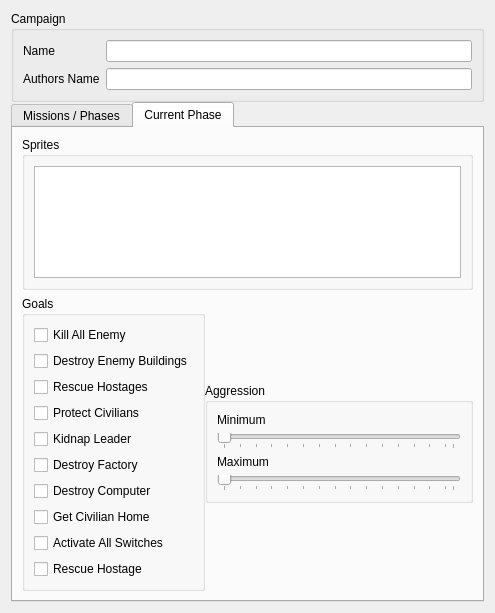
The window that Source/Dialogs/CampaignDialog.ui (OpenFodder/editor) describes before a commit, drawn with Qt 5.
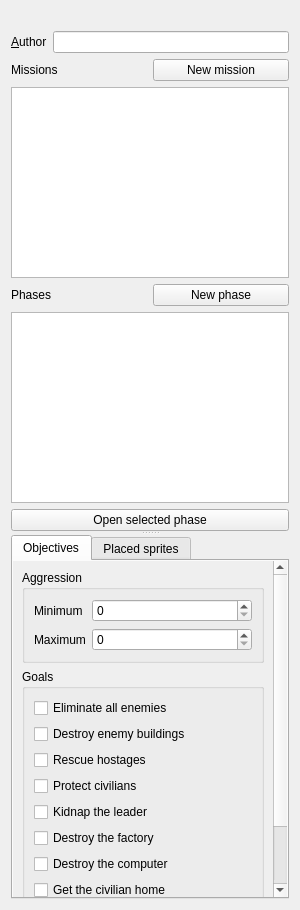
The same window after the commit.

Commit message: Integrate editor palettes and campaign controls

Diff of the .ui file:
```diff
--- a/Source/Dialogs/CampaignDialog.ui
+++ b/Source/Dialogs/CampaignDialog.ui
@@ -1,369 +1,133 @@
 <?xml version="1.0" encoding="UTF-8"?>
 <ui version="4.0">
  <class>CampaignDialog</class>
- <widget class="QDialog" name="CampaignDialog">
-  <property name="geometry">
-   <rect>
-    <x>0</x>
-    <y>0</y>
-    <width>495</width>
-    <height>613</height>
-   </rect>
-  </property>
-  <property name="windowTitle">
-   <string/>
-  </property>
-  <layout class="QVBoxLayout" name="verticalLayout_2" stretch="0,0">
-   <property name="spacing">
-    <number>0</number>
-   </property>
+ <widget class="QWidget" name="CampaignDialog">
+  <layout class="QVBoxLayout" name="campaignLayout">
    <item>
-    <widget class="QGroupBox" name="groupBox_7">
-     <property name="title">
-      <string>Campaign</string>
-     </property>
-     <layout class="QFormLayout" name="formLayout_2">
-      <item row="2" column="0">
-       <widget class="QLabel" name="label_3">
-        <property name="text">
-         <string>Authors Name</string>
-        </property>
-       </widget>
-      </item>
-      <item row="0" column="1">
-       <widget class="QLineEdit" name="mCampaignName">
-        <property name="readOnly">
-         <bool>true</bool>
-        </property>
-       </widget>
-      </item>
-      <item row="2" column="1">
-       <widget class="QLineEdit" name="mAuthorsName"/>
-      </item>
-      <item row="0" column="0">
-       <widget class="QLabel" name="label_4">
-        <property name="text">
-         <string>Name</string>
-        </property>
-       </widget>
-      </item>
-     </layout>
+    <widget class="QLabel" name="mCampaignName">
+     <property name="wordWrap"><bool>true</bool></property>
     </widget>
    </item>
    <item>
-    <widget class="QTabWidget" name="tabWidget">
-     <property name="currentIndex">
-      <number>1</number>
-     </property>
-     <widget class="QWidget" name="tab">
-      <attribute name="title">
-       <string>Missions / Phases</string>
-      </attribute>
-      <layout class="QVBoxLayout" name="verticalLayout_3" stretch="0,5">
-       <item>
-        <widget class="QGroupBox" name="groupBox_3">
-         <property name="title">
-          <string>Missions</string>
-         </property>
-         <layout class="QVBoxLayout" name="verticalLayout_10">
-          <item>
-           <widget class="QTableView" name="mMissionTable">
-            <property name="editTriggers">
-             <set>QAbstractItemView::AnyKeyPressed|QAbstractItemView::EditKeyPressed</set>
-            </property>
-            <property name="alternatingRowColors">
-             <bool>true</bool>
-            </property>
-            <property name="selectionMode">
-             <enum>QAbstractItemView::SingleSelection</enum>
-            </property>
-            <property name="selectionBehavior">
-             <enum>QAbstractItemView::SelectRows</enum>
-            </property>
-            <property name="showGrid">
-             <bool>true</bool>
-            </property>
-            <attribute name="horizontalHeaderVisible">
-             <bool>false</bool>
-            </attribute>
-            <attribute name="horizontalHeaderStretchLastSection">
-             <bool>true</bool>
-            </attribute>
-            <attribute name="verticalHeaderVisible">
-             <bool>false</bool>
-            </attribute>
-            <attribute name="verticalHeaderStretchLastSection">
-             <bool>true</bool>
-            </attribute>
-           </widget>
-          </item>
-         </layout>
-        </widget>
-       </item>
-       <item>
-        <widget class="QGroupBox" name="groupBox">
-         <property name="title">
-          <string>Phases</string>
-         </property>
-         <layout class="QVBoxLayout" name="verticalLayout_5">
-          <item>
-           <widget class="QTableView" name="mPhaseTable">
-            <property name="minimumSize">
-             <size>
-              <width>0</width>
-              <height>100</height>
-             </size>
-            </property>
-            <property name="editTriggers">
-             <set>QAbstractItemView::AnyKeyPressed|QAbstractItemView::EditKeyPressed</set>
-            </property>
-            <property name="alternatingRowColors">
-             <bool>true</bool>
-            </property>
-            <property name="selectionMode">
-             <enum>QAbstractItemView::SingleSelection</enum>
-            </property>
-            <property name="selectionBehavior">
-             <enum>QAbstractItemView::SelectRows</enum>
-            </property>
-            <property name="showGrid">
-             <bool>true</bool>
-            </property>
-            <attribute name="horizontalHeaderVisible">
-             <bool>false</bool>
-            </attribute>
-            <attribute name="horizontalHeaderStretchLastSection">
-             <bool>true</bool>
-            </attribute>
-            <attribute name="verticalHeaderVisible">
-             <bool>false</bool>
-            </attribute>
-            <attribute name="verticalHeaderStretchLastSection">
-             <bool>true</bool>
-            </attribute>
-           </widget>
-          </item>
-         </layout>
-        </widget>
-       </item>
+    <layout class="QFormLayout" name="authorLayout">
+     <item row="0" column="0"><widget class="QLabel" name="authorLabel">
+      <property name="text"><string>&amp;Author</string></property>
+      <property name="buddy"><cstring>mAuthorsName</cstring></property>
+     </widget></item>
+     <item row="0" column="1"><widget class="QLineEdit" name="mAuthorsName"/></item>
+    </layout>
+   </item>
+   <item>
+    <widget class="QSplitter" name="campaignSplitter">
+     <property name="orientation"><enum>Qt::Vertical</enum></property>
+     <property name="childrenCollapsible"><bool>false</bool></property>
+     <widget class="QWidget" name="campaignBrowser">
+      <layout class="QVBoxLayout" name="browserLayout" stretch="0,1,0,1,0">
+       <property name="leftMargin"><number>0</number></property>
+       <property name="topMargin"><number>0</number></property>
+       <property name="rightMargin"><number>0</number></property>
+       <property name="bottomMargin"><number>0</number></property>
+       <item><layout class="QHBoxLayout" name="missionHeading">
+        <item><widget class="QLabel" name="missionLabel"><property name="text"><string>Missions</string></property></widget></item>
+        <item><widget class="QPushButton" name="mNewMission"><property name="text"><string>New mission</string></property></widget></item>
+       </layout></item>
+       <item><widget class="QTableView" name="mMissionTable">
+         <property name="accessibleName"><string>Missions</string></property>
+         <property name="minimumSize"><size><width>0</width><height>56</height></size></property>
+         <property name="editTriggers"><set>QAbstractItemView::EditKeyPressed</set></property>
+         <property name="alternatingRowColors"><bool>true</bool></property>
+         <property name="selectionMode"><enum>QAbstractItemView::SingleSelection</enum></property>
+         <property name="selectionBehavior"><enum>QAbstractItemView::SelectRows</enum></property>
+         <property name="showGrid"><bool>false</bool></property>
+         <attribute name="horizontalHeaderVisible"><bool>false</bool></attribute>
+         <attribute name="verticalHeaderVisible"><bool>false</bool></attribute>
+        </widget></item>
+       <item><layout class="QHBoxLayout" name="phaseHeading">
+        <item><widget class="QLabel" name="phaseLabel"><property name="text"><string>Phases</string></property></widget></item>
+        <item><widget class="QPushButton" name="mNewPhase"><property name="text"><string>New phase</string></property></widget></item>
+       </layout></item>
+       <item><widget class="QTableView" name="mPhaseTable">
+         <property name="accessibleName"><string>Phases</string></property>
+         <property name="minimumSize"><size><width>0</width><height>56</height></size></property>
+         <property name="editTriggers"><set>QAbstractItemView::EditKeyPressed</set></property>
+         <property name="alternatingRowColors"><bool>true</bool></property>
+         <property name="selectionMode"><enum>QAbstractItemView::SingleSelection</enum></property>
+         <property name="selectionBehavior"><enum>QAbstractItemView::SelectRows</enum></property>
+         <property name="showGrid"><bool>false</bool></property>
+         <attribute name="horizontalHeaderVisible"><bool>false</bool></attribute>
+         <attribute name="verticalHeaderVisible"><bool>false</bool></attribute>
+        </widget></item>
+       <item><widget class="QPushButton" name="mOpenPhase"><property name="text"><string>Open selected phase</string></property></widget></item>
       </layout>
      </widget>
-     <widget class="QWidget" name="tab_3">
-      <attribute name="title">
-       <string>Current Phase</string>
-      </attribute>
-      <layout class="QVBoxLayout" name="verticalLayout_7" stretch="0,0">
-       <item>
-        <widget class="QGroupBox" name="groupBox_4">
-         <property name="title">
-          <string>Sprites</string>
-         </property>
-         <layout class="QVBoxLayout" name="verticalLayout_11">
-          <item>
-           <widget class="QTableView" name="mSpritesTable">
-            <property name="alternatingRowColors">
-             <bool>true</bool>
-            </property>
-            <property name="selectionMode">
-             <enum>QAbstractItemView::ExtendedSelection</enum>
-            </property>
-            <property name="selectionBehavior">
-             <enum>QAbstractItemView::SelectRows</enum>
-            </property>
-            <attribute name="horizontalHeaderStretchLastSection">
-             <bool>true</bool>
-            </attribute>
-           </widget>
-          </item>
-         </layout>
-        </widget>
-       </item>
-       <item>
-        <widget class="QFrame" name="frame_2">
-         <layout class="QHBoxLayout" name="horizontalLayout">
-          <property name="spacing">
-           <number>0</number>
-          </property>
-          <property name="sizeConstraint">
-           <enum>QLayout::SetNoConstraint</enum>
-          </property>
-          <property name="leftMargin">
-           <number>0</number>
-          </property>
-          <property name="topMargin">
-           <number>0</number>
-          </property>
-          <property name="rightMargin">
-           <number>0</number>
-          </property>
-          <property name="bottomMargin">
-           <number>0</number>
-          </property>
-          <item>
-           <widget class="QGroupBox" name="groupBox_8">
-            <property name="title">
-             <string>Goals</string>
-            </property>
-            <layout class="QVBoxLayout" name="verticalLayout_8">
-             <item>
-              <widget class="QCheckBox" name="checkBox_KillAllEnemy">
-               <property name="text">
-                <string>Kill All Enemy</string>
-               </property>
-              </widget>
-             </item>
-             <item>
-              <widget class="QCheckBox" name="checkBox_DestroyEnemyBuildings">
-               <property name="text">
-                <string>Destroy Enemy Buildings</string>
-               </property>
-              </widget>
-             </item>
-             <item>
-              <widget class="QCheckBox" name="checkBox_RescueHostages">
-               <property name="text">
-                <string>Rescue Hostages</string>
-               </property>
-              </widget>
-             </item>
-             <item>
-              <widget class="QCheckBox" name="checkBox_ProtectCivilians">
-               <property name="text">
-                <string>Protect Civilians</string>
-               </property>
-              </widget>
-             </item>
-             <item>
-              <widget class="QCheckBox" name="checkBox_KidnapLeader">
-               <property name="text">
-                <string>Kidnap Leader</string>
-               </property>
-              </widget>
-             </item>
-             <item>
-              <widget class="QCheckBox" name="checkBox_DestroyFactory">
-               <property name="text">
-                <string>Destroy Factory</string>
-               </property>
-              </widget>
-             </item>
-             <item>
-              <widget class="QCheckBox" name="checkBox_DestroyComputer">
-               <property name="text">
-                <string>Destroy Computer</string>
-               </property>
-              </widget>
-             </item>
-             <item>
-              <widget class="QCheckBox" name="checkBox_GetCivilianHome">
-               <property name="text">
-                <string>Get Civilian Home</string>
-               </property>
-              </widget>
-             </item>
-             <item>
-              <widget class="QCheckBox" name="checkBox_ActivateAllSwitches">
-               <property name="text">
-                <string>Activate All Switches</string>
-               </property>
-              </widget>
-             </item>
-             <item>
-              <widget class="QCheckBox" name="checkBox_RescueHostage">
-               <property name="text">
-                <string>Rescue Hostage</string>
-               </property>
-              </widget>
-             </item>
-            </layout>
-           </widget>
-          </item>
-          <item>
-           <widget class="QGroupBox" name="groupBox_9">
-            <property name="minimumSize">
-             <size>
-              <width>268</width>
-              <height>120</height>
-             </size>
-            </property>
-            <property name="maximumSize">
-             <size>
-              <width>268</width>
-              <height>120</height>
-             </size>
-            </property>
-            <property name="title">
-             <string>Aggression</string>
-            </property>
-            <layout class="QVBoxLayout" name="verticalLayout_9" stretch="0,0,0,0">
-             <property name="topMargin">
-              <number>10</number>
-             </property>
-             <property name="bottomMargin">
-              <number>9</number>
-             </property>
-             <item>
-              <widget class="QLabel" name="label_5">
-               <property name="text">
-                <string>Minimum</string>
-               </property>
-              </widget>
-             </item>
-             <item>
-              <widget class="QSlider" name="aggression_min">
-               <property name="minimum">
-                <number>1</number>
-               </property>
-               <property name="maximum">
-                <number>30</number>
-               </property>
-               <property name="orientation">
-                <enum>Qt::Horizontal</enum>
-               </property>
-               <property name="invertedAppearance">
-                <bool>false</bool>
-               </property>
-               <property name="tickPosition">
-                <enum>QSlider::TicksBelow</enum>
-               </property>
-               <property name="tickInterval">
-                <number>2</number>
-               </property>
-              </widget>
-             </item>
-             <item>
-              <widget class="QLabel" name="label_6">
-               <property name="text">
-                <string>Maximum</string>
-               </property>
-              </widget>
-             </item>
-             <item>
-              <widget class="QSlider" name="aggression_max">
-               <property name="minimum">
-                <number>1</number>
-               </property>
-               <property name="maximum">
-                <number>30</number>
-               </property>
-               <property name="orientation">
-                <enum>Qt::Horizontal</enum>
-               </property>
-               <property name="tickPosition">
-                <enum>QSlider::TicksBelow</enum>
-               </property>
-               <property name="tickInterval">
-                <number>2</number>
-               </property>
-              </widget>
-             </item>
-            </layout>
-           </widget>
-          </item>
-         </layout>
-        </widget>
-       </item>
-      </layout>
+     <widget class="QTabWidget" name="mPhaseDetails">
+      <widget class="QWidget" name="objectivesTab">
+       <attribute name="title"><string>Objectives</string></attribute>
+       <layout class="QVBoxLayout" name="objectivesLayout">
+        <property name="leftMargin"><number>0</number></property>
+        <property name="topMargin"><number>0</number></property>
+        <property name="rightMargin"><number>0</number></property>
+        <property name="bottomMargin"><number>0</number></property>
+        <item>
+         <widget class="QScrollArea" name="objectivesScroll">
+          <property name="frameShape"><enum>QFrame::NoFrame</enum></property>
+          <property name="widgetResizable"><bool>true</bool></property>
+          <widget class="QWidget" name="objectiveSettings">
+           <layout class="QVBoxLayout" name="settingsLayout">
+            <item><widget class="QGroupBox" name="aggressionGroup">
+             <property name="title"><string>Aggression</string></property>
+             <layout class="QFormLayout" name="aggressionLayout">
+              <item row="0" column="0"><widget class="QLabel" name="minLabel"><property name="text"><string>Minimum</string></property></widget></item>
+              <item row="0" column="1"><widget class="QSpinBox" name="aggression_min"><property name="maximum"><number>30</number></property></widget></item>
+              <item row="1" column="0"><widget class="QLabel" name="maxLabel"><property name="text"><string>Maximum</string></property></widget></item>
+              <item row="1" column="1"><widget class="QSpinBox" name="aggression_max"><property name="maximum"><number>30</number></property></widget></item>
+             </layout>
+            </widget></item>
+            <item><widget class="QGroupBox" name="goalsGroup">
+             <property name="title"><string>Goals</string></property>
+             <layout class="QVBoxLayout" name="goalsLayout">
+              <item><widget class="QCheckBox" name="checkBox_KillAllEnemy"><property name="text"><string>Eliminate all enemies</string></property></widget></item>
+              <item><widget class="QCheckBox" name="checkBox_DestroyEnemyBuildings"><property name="text"><string>Destroy enemy buildings</string></property></widget></item>
+              <item><widget class="QCheckBox" name="checkBox_RescueHostages"><property name="text"><string>Rescue hostages</string></property></widget></item>
+              <item><widget class="QCheckBox" name="checkBox_ProtectCivilians"><property name="text"><string>Protect civilians</string></property></widget></item>
+              <item><widget class="QCheckBox" name="checkBox_KidnapLeader"><property name="text"><string>Kidnap the leader</string></property></widget></item>
+              <item><widget class="QCheckBox" name="checkBox_DestroyFactory"><property name="text"><string>Destroy the factory</string></property></widget></item>
+              <item><widget class="QCheckBox" name="checkBox_DestroyComputer"><property name="text"><string>Destroy the computer</string></property></widget></item>
+              <item><widget class="QCheckBox" name="checkBox_GetCivilianHome"><property name="text"><string>Get the civilian home</string></property></widget></item>
+              <item><widget class="QCheckBox" name="checkBox_ActivateAllSwitches"><property name="text"><string>Activate all switches</string></property></widget></item>
+              <item><widget class="QCheckBox" name="checkBox_RescueHostage"><property name="text"><string>Rescue the hostage</string></property></widget></item>
+             </layout>
+            </widget></item>
+            <item><spacer name="objectivesSpacer">
+             <property name="orientation"><enum>Qt::Vertical</enum></property>
+             <property name="sizeHint"><size><width>0</width><height>0</height></size></property>
+            </spacer></item>
+           </layout>
+          </widget>
+         </widget>
+        </item>
+       </layout>
+      </widget>
+      <widget class="QWidget" name="spritesTab">
+       <attribute name="title"><string>Placed sprites</string></attribute>
+       <layout class="QVBoxLayout" name="spritesLayout">
+        <item><widget class="QTableView" name="mSpritesTable">
+         <property name="accessibleName"><string>Placed sprites</string></property>
+         <property name="minimumSize"><size><width>0</width><height>56</height></size></property>
+         <property name="editTriggers"><set>QAbstractItemView::NoEditTriggers</set></property>
+         <property name="alternatingRowColors"><bool>true</bool></property>
+         <property name="selectionMode"><enum>QAbstractItemView::SingleSelection</enum></property>
+         <property name="selectionBehavior"><enum>QAbstractItemView::SelectRows</enum></property>
+         <property name="showGrid"><bool>false</bool></property>
+         <attribute name="horizontalHeaderVisible"><bool>true</bool></attribute>
+         <attribute name="verticalHeaderVisible"><bool>false</bool></attribute>
+        </widget></item>
+        <item><layout class="QHBoxLayout" name="spriteActions">
+         <item><widget class="QPushButton" name="mLocateSprite"><property name="text"><string>Locate</string></property></widget></item>
+         <item><widget class="QPushButton" name="mDeleteSprite"><property name="text"><string>Remove</string></property></widget></item>
+        </layout></item>
+       </layout>
+      </widget>
      </widget>
     </widget>
    </item>
```
The commit also changes 20 other files.
